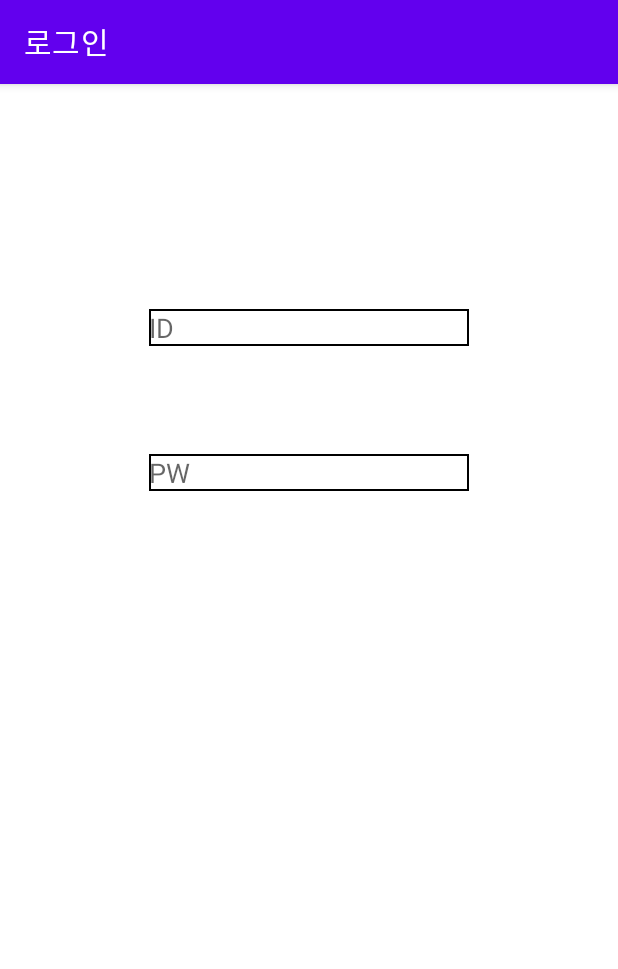
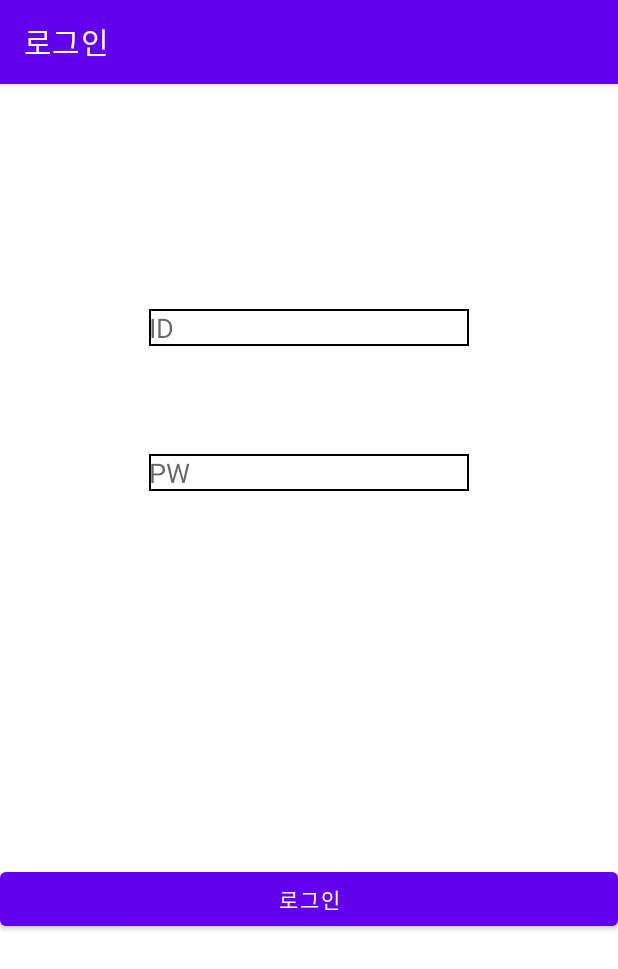
Before and after one commit to 2021-SMHRD-IITP-AI/j_android, an Android app: the Login screen opened directly, with no data from a screen before it, on a phone screen of 412 x 824 dp. Shown: the top 969 px of the screen. Run offline under Robolectric (Android 15) with nearby library versions, the phone set to English and light mode, and no system bars.

Commit message:
로그인 버튼3

```diff
--- a/app/src/main/res/layout/activity_login.xml
+++ b/app/src/main/res/layout/activity_login.xml
@@ -32,6 +32,17 @@
         app:layout_constraintStart_toStartOf="parent"
         app:layout_constraintTop_toBottomOf="@+id/editTextTextPersonName" />
 
+    <Button
+        android:id="@+id/button"
+        android:layout_width="0dp"
+        android:layout_height="wrap_content"
+        android:layout_marginTop="248dp"
+        android:text="로그인"
+        app:layout_constraintEnd_toEndOf="parent"
+        app:layout_constraintHorizontal_bias="0.0"
+        app:layout_constraintStart_toStartOf="parent"
+        app:layout_constraintTop_toBottomOf="@+id/editTextTextPassword" />
+
     =======
         android:layout_width="341dp"
         android:layout_height="50dp"
```
